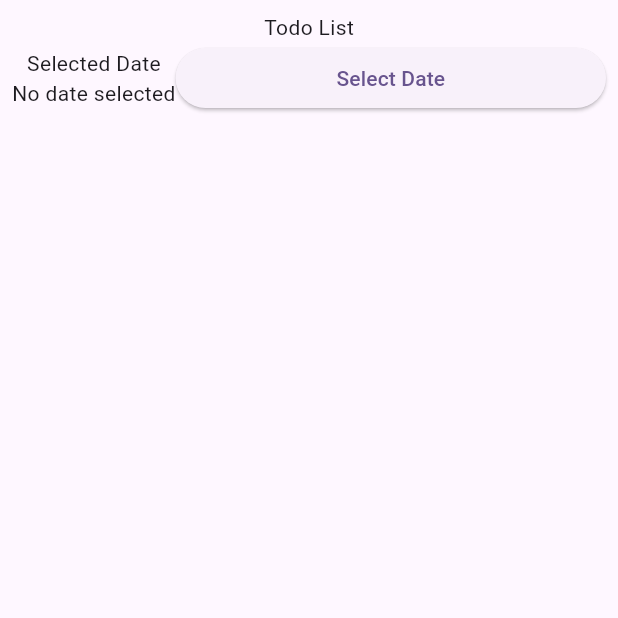
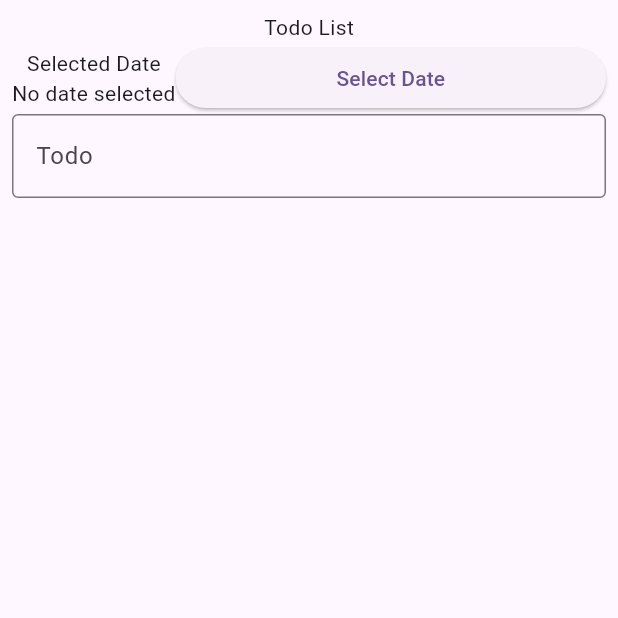
Before and after one commit to MusthafaLuthfi76/201_TodoBloc, a Flutter app: the TodoPage screen opened directly, on a phone screen of 412 x 824 dp, the top half of it. Run offline on Flutter 3.47's test engine with Material 3 defaults, Android fonts, the phone set to English and light mode, and no system bars; our stand-ins replace bloc, flutter_bloc; statements that could not run were skipped.

Commit message:
Menambahkan form untuk input todo dengan validasi

```diff
--- a/lib/presentation/todo_page.dart
+++ b/lib/presentation/todo_page.dart
@@ -54,6 +54,27 @@ class TodoPage extends StatelessWidget {
                   ),
                 ],
               ),
+              Form(
+                key: _key,
+                child: Row(
+                    children: [
+                        Expanded(child: TextFormField(
+                            controller: _controller,
+                            decoration: InputDecoration(
+                                labelText: 'Todo',
+                                border: OutlineInputBorder(),
+                            ),
+                            validator: (value){
+                                if (value == null || value.isEmpty) {
+                                    return 'Please enter a todo';
+                                }
+                                return null;
+                            },
+                        ),
+                        ),
+                    ],
+
+              ))
             ],
           ),
         ),
```
